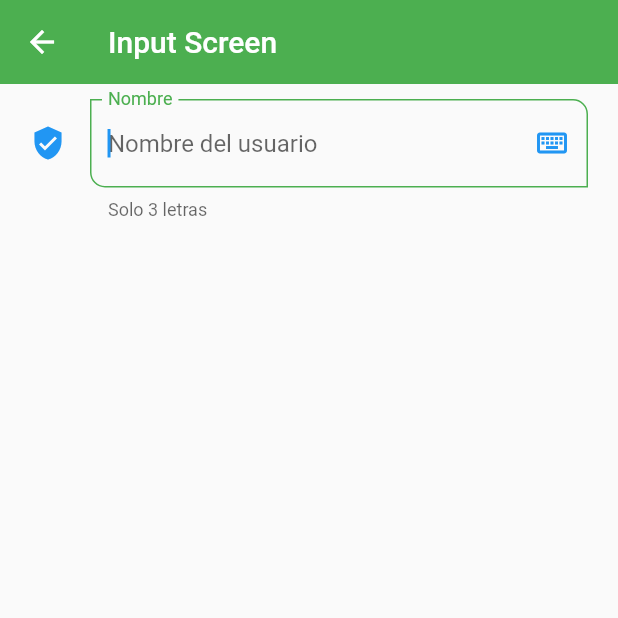
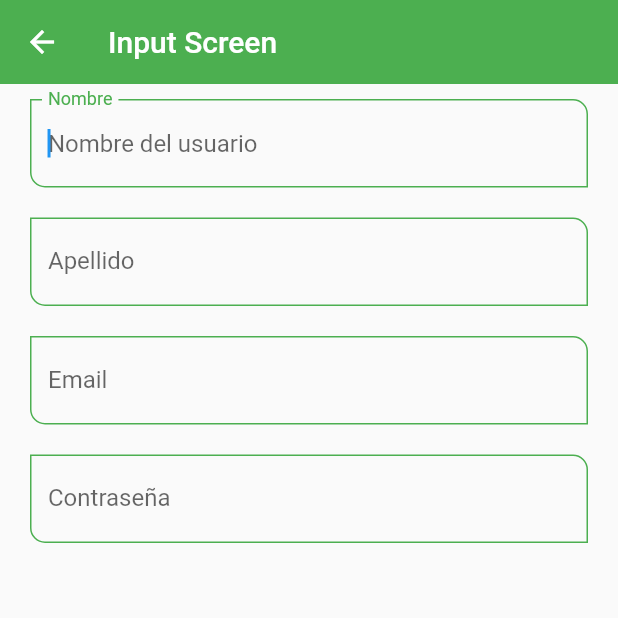
Before and after one commit to eidepozo/fl_components, a Flutter app: the InputScreen screen opened by its route, on a phone screen of 412 x 824 dp, the top half of it. Run offline on Flutter 3.47's test engine with Material 2 defaults, Android fonts, the phone set to English and light mode, and no system bars.

Commit message:
Agrega configuraciones tipo teclado y formato contraseña

```diff
--- a/fl_components/lib/screens/inputs_screen.dart
+++ b/fl_components/lib/screens/inputs_screen.dart
@@ -15,11 +15,23 @@ class InputScreen extends StatelessWidget {
                 child: Column(
                   children: const [
                     CustomInputField(
-                        hintText: 'Nombre del usuario',
-                        labelText: 'Nombre',
-                        helperText: 'Solo 3 letras',
-                        suffix: Icons.keyboard_outlined,
-                        icon: Icons.verified_user_sharp)
+                        hintText: 'Nombre del usuario', labelText: 'Nombre'),
+                    SizedBox(height: 20),
+                    CustomInputField(
+                        hintText: 'Apellido del usuario',
+                        labelText: 'Apellido'),
+                    SizedBox(height: 20),
+                    CustomInputField(
+                      hintText: 'Correo del usuario',
+                      labelText: 'Email',
+                      keyboardType: TextInputType.emailAddress,
+                    ),
+                    SizedBox(height: 20),
+                    CustomInputField(
+                      hintText: 'Clave del usuario',
+                      labelText: 'Contraseña',
+                      obscureText: true,
+                    ),
                   ],
                 ))));
   }
--- a/fl_components/lib/widgets/custom_input_field.dart
+++ b/fl_components/lib/widgets/custom_input_field.dart
@@ -6,6 +6,8 @@ class CustomInputField extends StatelessWidget {
   final String? helperText;
   final IconData? icon;
   final IconData? suffix;
+  final TextInputType? keyboardType;
+  final bool? obscureText;
 
   const CustomInputField(
       {Key? key,
@@ -13,12 +15,16 @@ class CustomInputField extends StatelessWidget {
       this.labelText,
       this.helperText,
       this.icon,
-      this.suffix})
+      this.suffix,
+      this.keyboardType,
+      this.obscureText = false})
       : super(key: key);
 
   @override
   Widget build(BuildContext context) {
     return TextFormField(
+        obscureText: obscureText!,
+        keyboardType: keyboardType,
         autofocus: true,
         initialValue: '',
         textCapitalization: TextCapitalization.words,
```
